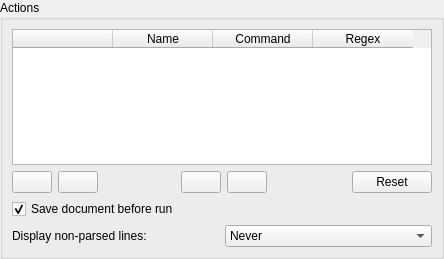
First picture: the form in src/kciconfig.ui, repository hgrecco/KateCodeinfo, before the edit.
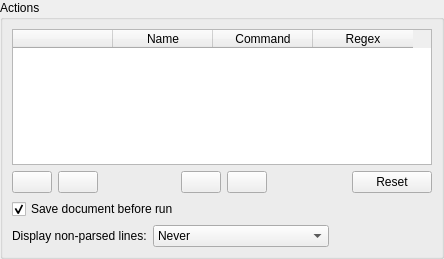
Second picture: the form after the edit.

What changed in the file:
```diff
--- a/src/kciconfig.ui
+++ b/src/kciconfig.ui
@@ -147,9 +147,15 @@
        <layout class="QHBoxLayout" name="horizontalLayout_2">
         <item>
          <widget class="QLabel" name="label">
+          <property name="sizePolicy">
+           <sizepolicy hsizetype="Minimum" vsizetype="Preferred">
+            <horstretch>0</horstretch>
+            <verstretch>0</verstretch>
+           </sizepolicy>
+          </property>
           <property name="minimumSize">
            <size>
-            <width>207</width>
+            <width>0</width>
             <height>0</height>
            </size>
           </property>
@@ -160,6 +166,12 @@
         </item>
         <item>
          <widget class="QComboBox" name="cmbNonParsed">
+          <property name="sizePolicy">
+           <sizepolicy hsizetype="Minimum" vsizetype="Fixed">
+            <horstretch>0</horstretch>
+            <verstretch>0</verstretch>
+           </sizepolicy>
+          </property>
           <item>
            <property name="text">
             <string>Never</string>
@@ -177,6 +189,19 @@
           </item>
          </widget>
         </item>
+        <item>
+         <spacer name="horizontalSpacer_3">
+          <property name="orientation">
+           <enum>Qt::Horizontal</enum>
+          </property>
+          <property name="sizeHint" stdset="0">
+           <size>
+            <width>40</width>
+            <height>20</height>
+           </size>
+          </property>
+         </spacer>
+        </item>
        </layout>
       </item>
      </layout>
```
